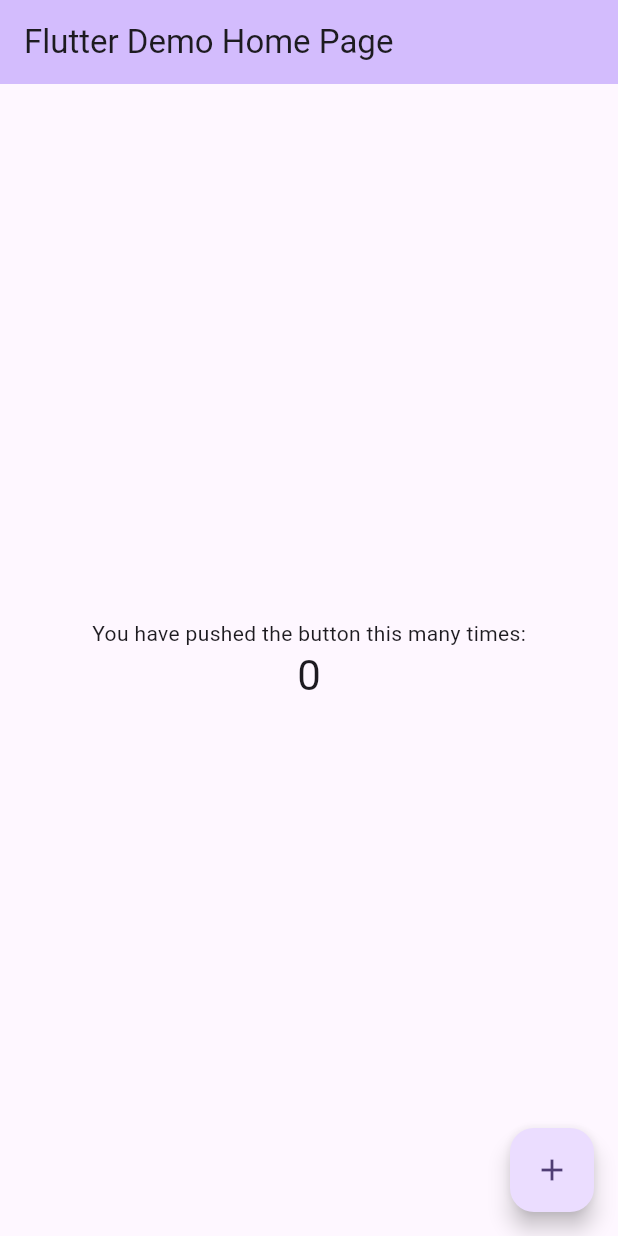
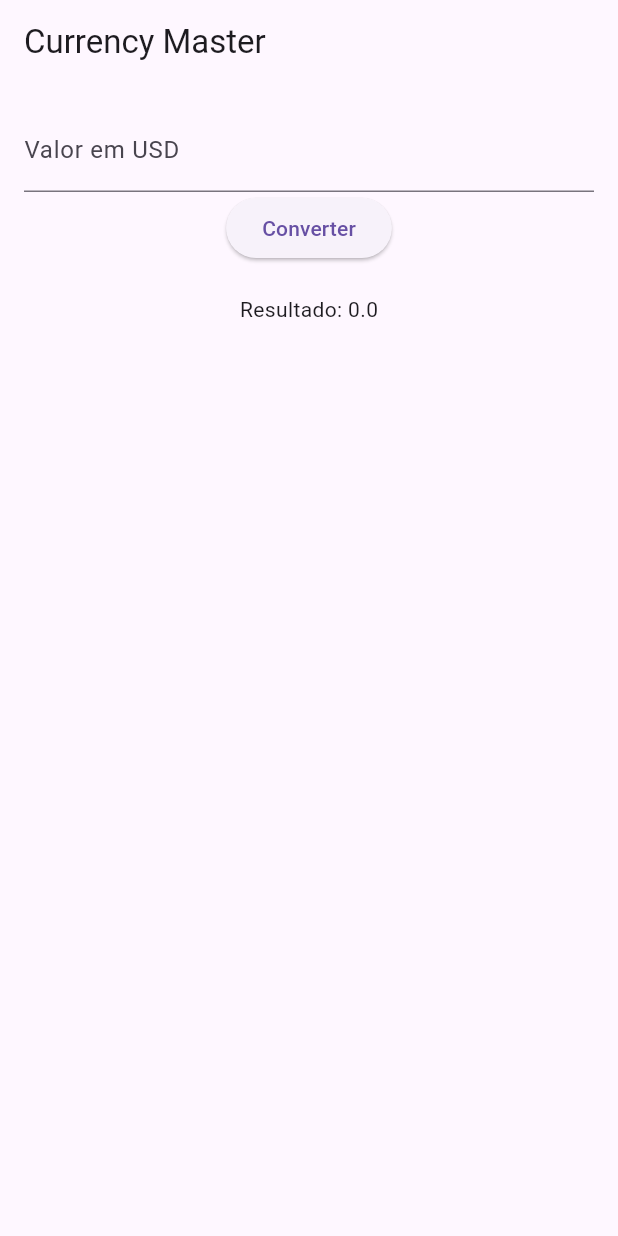
Before and after one commit to guilhermecarv32/Currency-Master, a Flutter app: the screen it shows after launch, on a phone screen of 412 x 824 dp. Run offline on Flutter 3.47's test engine with Material 3 defaults, Android fonts, the phone set to English and light mode, and no system bars.

Commit message:
criando widget_test e atualizando o main

```diff
--- a/lib/main.dart
+++ b/lib/main.dart
@@ -1,121 +1,59 @@
 import 'package:flutter/material.dart';
+import 'controllers/currency_controller.dart';
 
-void main() {
-  runApp(const MyApp());
-}
+void main() => runApp(const CurrencyMasterApp());
 
-class MyApp extends StatelessWidget {
-  const MyApp({super.key});
+class CurrencyMasterApp extends StatelessWidget {
+  const CurrencyMasterApp({super.key});
 
-  // This widget is the root of your application.
   @override
   Widget build(BuildContext context) {
-    return MaterialApp(
-      title: 'Flutter Demo',
-      theme: ThemeData(
-        // This is the theme of your application.
-        //
-        // TRY THIS: Try running your application with "flutter run". You'll see
-        // the application has a purple toolbar. Then, without quitting the app,
-        // try changing the seedColor in the colorScheme below to Colors.green
-        // and then invoke "hot reload" (save your changes or press the "hot
-        // reload" button in a Flutter-supported IDE, or press "r" if you used
-        // the command line to start the app).
-        //
-        // Notice that the counter didn't reset back to zero; the application
-        // state is not lost during the reload. To reset the state, use hot
-        // restart instead.
-        //
-        // This works for code too, not just values: Most code changes can be
-        // tested with just a hot reload.
-        colorScheme: .fromSeed(seedColor: Colors.deepPurple),
-      ),
-      home: const MyHomePage(title: 'Flutter Demo Home Page'),
+    return const MaterialApp(
+      home: CurrencyScreen(),
     );
   }
 }
 
-class MyHomePage extends StatefulWidget {
-  const MyHomePage({super.key, required this.title});
-
-  // This widget is the home page of your application. It is stateful, meaning
-  // that it has a State object (defined below) that contains fields that affect
-  // how it looks.
-
-  // This class is the configuration for the state. It holds the values (in this
-  // case the title) provided by the parent (in this case the App widget) and
-  // used by the build method of the State. Fields in a Widget subclass are
-  // always marked "final".
-
-  final String title;
+class CurrencyScreen extends StatefulWidget {
+  const CurrencyScreen({super.key});
 
   @override
-  State<MyHomePage> createState() => _MyHomePageState();
+  State<CurrencyScreen> createState() => _CurrencyScreenState();
 }
 
-class _MyHomePageState extends State<MyHomePage> {
-  int _counter = 0;
+class _CurrencyScreenState extends State<CurrencyScreen> {
+  final controller = CurrencyController();
+  final textController = TextEditingController();
+  String result = "0.0";
 
-  void _incrementCounter() {
+  void _convert() {
     setState(() {
-      // This call to setState tells the Flutter framework that something has
-      // changed in this State, which causes it to rerun the build method below
-      // so that the display can reflect the updated values. If we changed
-      // _counter without calling setState(), then the build method would not be
-      // called again, and so nothing would appear to happen.
-      _counter++;
+      result = controller.convert(textController.text).toString();
     });
   }
 
   @override
   Widget build(BuildContext context) {
-    // This method is rerun every time setState is called, for instance as done
-    // by the _incrementCounter method above.
-    //
-    // The Flutter framework has been optimized to make rerunning build methods
-    // fast, so that you can just rebuild anything that needs updating rather
-    // than having to individually change instances of widgets.
     return Scaffold(
-      appBar: AppBar(
-        // TRY THIS: Try changing the color here to a specific color (to
-        // Colors.amber, perhaps?) and trigger a hot reload to see the AppBar
-        // change color while the other colors stay the same.
-        backgroundColor: Theme.of(context).colorScheme.inversePrimary,
-        // Here we take the value from the MyHomePage object that was created by
-        // the App.build method, and use it to set our appbar title.
-        title: Text(widget.title),
-      ),
-      body: Center(
-        // Center is a layout widget. It takes a single child and positions it
-        // in the middle of the parent.
+      appBar: AppBar(title: const Text('Currency Master')),
+      body: Padding(
+        padding: const EdgeInsets.all(16.0),
         child: Column(
-          // Column is also a layout widget. It takes a list of children and
-          // arranges them vertically. By default, it sizes itself to fit its
-          // children horizontally, and tries to be as tall as its parent.
-          //
-          // Column has various properties to control how it sizes itself and
-          // how it positions its children. Here we use mainAxisAlignment to
-          // center the children vertically; the main axis here is the vertical
-          // axis because Columns are vertical (the cross axis would be
-          // horizontal).
-          //
-          // TRY THIS: Invoke "debug painting" (choose the "Toggle Debug Paint"
-          // action in the IDE, or press "p" in the console), to see the
-          // wireframe for each widget.
-          mainAxisAlignment: .center,
           children: [
-            const Text('You have pushed the button this many times:'),
-            Text(
-              '$_counter',
-              style: Theme.of(context).textTheme.headlineMedium,
+            TextField(
+              key: const Key('input_field'), // Chave importante para o teste!
+              controller: textController,
+              keyboardType: TextInputType.number,
+              decoration: const InputDecoration(labelText: 'Valor em USD'),
             ),
+            ElevatedButton(
+              onPressed: _convert,
+              child: const Text('Converter'),
+            ),
+            const SizedBox(height: 20),
+            Text('Resultado: $result', key: const Key('result_text')),
           ],
         ),
-      ),
-      floatingActionButton: FloatingActionButton(
-        onPressed: _incrementCounter,
-        tooltip: 'Increment',
-        child: const Icon(Icons.add),
       ),
     );
   }
```
Also changed, not shown: 1 other file.
